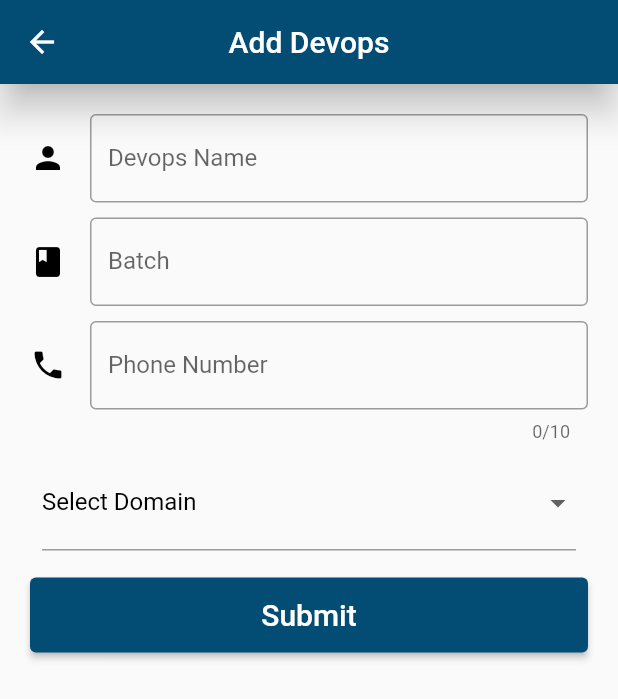
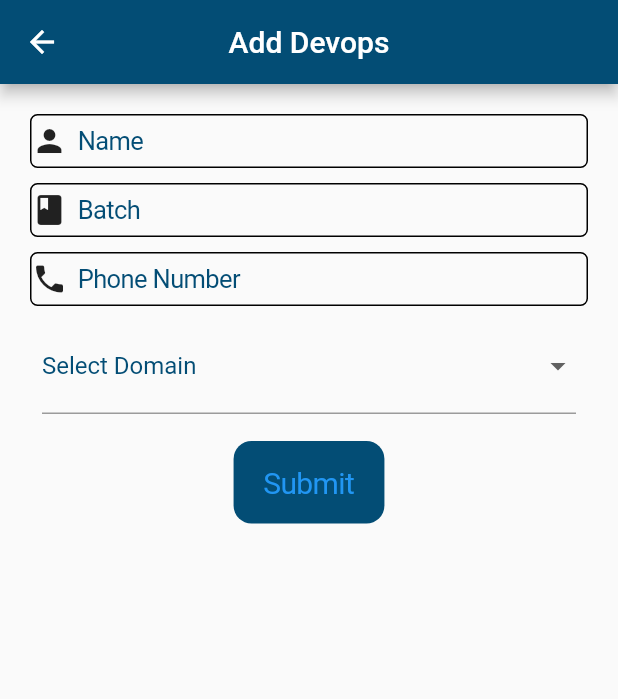
Before and after one commit to munawar3206/firebase_project, a Flutter app: the AddUser screen opened by its route, on a phone screen of 412 x 824 dp. Shown: the top 699 px of the screen. Run offline on Flutter 3.47's test engine with Material 2 defaults, Android fonts, the phone set to English and light mode, and no system bars; our stand-ins replace cloud_firestore, connectivity_plus, firebase_core, internet_connection_checker, lottie; accounts and stored records are empty.

```diff
--- a/lib/main.dart
+++ b/lib/main.dart
@@ -1,7 +1,7 @@
 import 'package:firebase/controller/internet_connectivity_provider.dart';
 import 'package:firebase/controller/techname_provider.dart';
 import 'package:firebase/firebase_options.dart';
-import 'package:firebase/splash.dart';
+import 'package:firebase/views/splash.dart';
 import 'package:firebase/views/add.dart';
 import 'package:firebase/views/edit.dart';
 import 'package:firebase/views/home.dart';
--- a/lib/views/add.dart
+++ b/lib/views/add.dart
@@ -1,6 +1,7 @@
 import 'package:firebase/constants/domain.dart';
 import 'package:firebase/controller/techname_provider.dart';
 import 'package:firebase/helper/colors.dart';
+import 'package:flutter/cupertino.dart';
 import 'package:flutter/material.dart';
 import 'package:provider/provider.dart';
 
@@ -15,7 +16,7 @@ class AddUser extends StatelessWidget {
       appBar: AppBar(
         backgroundColor: blue,
         title: const Text("Add Devops"),
-        elevation: 10,
+        // elevation: 10,
         centerTitle: true,
       ),
       body: Form(
@@ -23,44 +24,71 @@ class AddUser extends StatelessWidget {
         child: Padding(
           padding: const EdgeInsets.all(20.0),
           child: Column(children: [
-            TextFormField(
+            CupertinoTextField(
+              placeholderStyle: TextStyle(color: blue),
+              prefix: Icon(Icons.person),
+              placeholder: "Name",
               controller: techprovider.studname,
-              decoration: const InputDecoration(
-                icon: Icon(
-                  Icons.person,
-                  color: black,
-                ),
-                border: OutlineInputBorder(),
-                label: Text("Devops Name"),
+              decoration: BoxDecoration(
+                borderRadius: BorderRadius.circular(5),
+                shape: BoxShape.rectangle,
+                border: Border.all(),
               ),
+              // decoration: const InputDecoration(
+              //   icon: Icon(
+              //     Icons.person,
+              //     color: black,
+              //   ),
+              //   border: OutlineInputBorder(),
+              //   label: Text("Devops Name"),
+              // ),
             ),
             const SizedBox(
               height: 10,
             ),
-            TextFormField(
+            CupertinoTextField(
+              placeholderStyle: TextStyle(color: blue),
+              prefix: Icon(Icons.class_),
+              placeholder: "Batch",
               controller: techprovider.studbatch,
-              decoration: const InputDecoration(
-                  icon: Icon(
-                    Icons.class_,
-                    color: black,
-                  ),
-                  border: OutlineInputBorder(),
-                  label: Text("Batch")),
+              decoration: BoxDecoration(
+                borderRadius: BorderRadius.circular(5),
+                shape: BoxShape.rectangle,
+                border: Border.all(),
+              ),
+              // decoration: const InputDecoration(
+              //     icon: Icon(
+              //       Icons.class_,
+              //       color: black,
+              //     ),
+              //     border: OutlineInputBorder(),
+              //     label: Text("Batch")),
             ),
             const SizedBox(
               height: 10,
             ),
-            TextFormField(
+            CupertinoTextField(
+              placeholderStyle: TextStyle(color: blue),
+              prefix: Icon(Icons.phone),
+              placeholder: "Phone Number",
               controller: techprovider.studphone,
               keyboardType: TextInputType.number,
-              decoration: const InputDecoration(
-                  icon: Icon(
-                    Icons.phone,
-                    color: black,
-                  ),
-                  border: OutlineInputBorder(),
-                  label: Text("Phone Number")),
+
+              decoration: BoxDecoration(
+                borderRadius: BorderRadius.circular(5),
+                shape: BoxShape.rectangle,
+                border: Border.all(),
+              ),
               maxLength: 10,
+
+              //   decoration: const InputDecoration(
+              //       icon: Icon(
+              //         Icons.phone,
+              //         color: black,
+              //       ),
+              //       border: OutlineInputBorder(),
+              //       label: Text("Phone Number")),
+              //   maxLength: 10,
             ),
             Padding(
               padding: const EdgeInsets.all(8.0),
@@ -69,7 +97,7 @@ class AddUser extends StatelessWidget {
                 decoration: const InputDecoration(
                   label: Text(
                     "Select Domain",
-                    style: TextStyle(color: black),
+                    style: TextStyle(color: blue),
                   ),
                 ),
                 items: domains
@@ -89,7 +117,8 @@ class AddUser extends StatelessWidget {
             const SizedBox(
               height: 10,
             ),
-            ElevatedButton(
+            CupertinoButton(
+              color: blue,
               onPressed: () {
                 if (formkey.currentState!.validate()) {
                   techprovider.addtechname();
@@ -108,10 +137,10 @@ class AddUser extends StatelessWidget {
                   duration: Duration(seconds: 3),
                 ));
               },
-              style: const ButtonStyle(
-                  minimumSize:
-                      MaterialStatePropertyAll(Size(double.infinity, 50)),
-                  backgroundColor: MaterialStatePropertyAll(blue)),
+              // style: const ButtonStyle(
+              //     minimumSize:
+              //         MaterialStatePropertyAll(Size(double.infinity, 50)),
+              //     backgroundColor: MaterialStatePropertyAll(blue)),
               child: const Text(
                 "Submit",
                 style: TextStyle(fontSize: 20),
--- a/lib/views/home.dart
+++ b/lib/views/home.dart
@@ -23,7 +23,7 @@ class Homepage extends StatelessWidget {
       body: Consumer<technameProvider>(
         builder: (context, provider, child) {
           if (provider.technames.isEmpty) {
-            provider.fetchtechname();
+            // provider.fetchtechname();
             return Center(
               child: Lottie.asset("asset/Animation - 1700211173728.json",
                   height: 250, width: 250),
@@ -34,7 +34,7 @@ class Homepage extends StatelessWidget {
             itemBuilder: (context, index) {
               final TechModel namesSnap = provider.technames[index];
               return Padding(
-                padding: const EdgeInsets.all(10.0),
+                padding: const EdgeInsets.all(20.0),
                 child: Container(
                   height: 80,
                   decoration: BoxDecoration(
```
Also changed, not shown: lib/views/splash.dart (renamed from lib/splash.dart).
